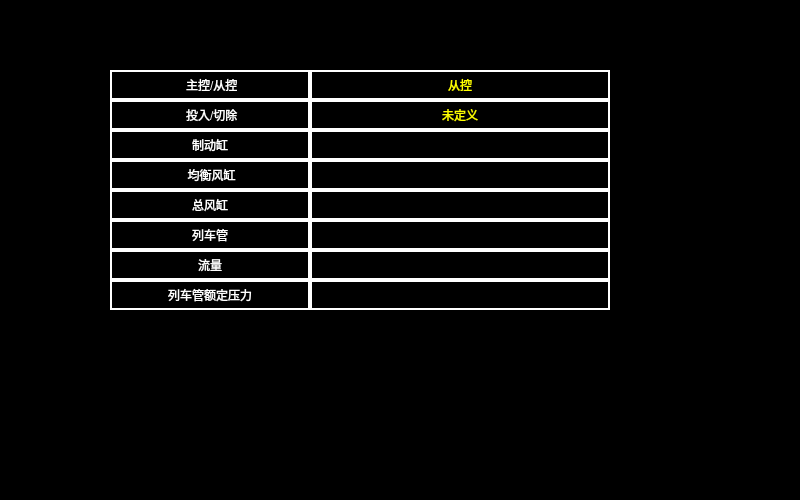
Before: the Qt Designer form devicedataairbrake.ui in isliulin/Plan85HMI, drawn with Qt 5.
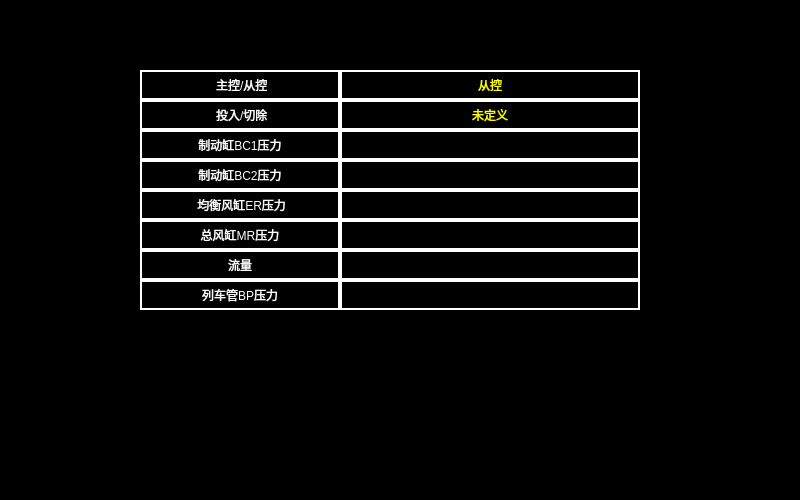
After: the same form once the commit is applied.

```diff
--- a/devicedataairbrake.ui
+++ b/devicedataairbrake.ui
@@ -36,14 +36,14 @@
   <widget class="QLabel" name="label2">
    <property name="geometry">
     <rect>
-     <x>110</x>
+     <x>140</x>
      <y>130</y>
      <width>200</width>
      <height>30</height>
     </rect>
    </property>
    <property name="text">
-    <string>制动缸</string>
+    <string>制动缸BC1压力</string>
    </property>
    <property name="alignment">
     <set>Qt::AlignCenter</set>
@@ -52,7 +52,7 @@
   <widget class="QLabel" name="label1">
    <property name="geometry">
     <rect>
-     <x>110</x>
+     <x>140</x>
      <y>100</y>
      <width>200</width>
      <height>30</height>
@@ -68,7 +68,7 @@
   <widget class="QLabel" name="label">
    <property name="geometry">
     <rect>
-     <x>110</x>
+     <x>140</x>
      <y>70</y>
      <width>200</width>
      <height>30</height>
@@ -84,14 +84,14 @@
   <widget class="QLabel" name="label3">
    <property name="geometry">
     <rect>
-     <x>110</x>
-     <y>160</y>
+     <x>140</x>
+     <y>190</y>
      <width>200</width>
      <height>30</height>
     </rect>
    </property>
    <property name="text">
-    <string> 均衡风缸</string>
+    <string> 均衡风缸ER压力</string>
    </property>
    <property name="alignment">
     <set>Qt::AlignCenter</set>
@@ -100,30 +100,14 @@
   <widget class="QLabel" name="label4">
    <property name="geometry">
     <rect>
-     <x>110</x>
-     <y>190</y>
-     <width>200</width>
-     <height>30</height>
-    </rect>
-   </property>
-   <property name="text">
-    <string>总风缸</string>
-   </property>
-   <property name="alignment">
-    <set>Qt::AlignCenter</set>
-   </property>
-  </widget>
-  <widget class="QLabel" name="label5">
-   <property name="geometry">
-    <rect>
-     <x>110</x>
+     <x>140</x>
      <y>220</y>
      <width>200</width>
      <height>30</height>
     </rect>
    </property>
    <property name="text">
-    <string>列车管</string>
+    <string>总风缸MR压力</string>
    </property>
    <property name="alignment">
     <set>Qt::AlignCenter</set>
@@ -132,14 +116,14 @@
   <widget class="QLabel" name="label7">
    <property name="geometry">
     <rect>
-     <x>110</x>
+     <x>140</x>
      <y>280</y>
      <width>200</width>
      <height>30</height>
     </rect>
    </property>
    <property name="text">
-    <string>列车管额定压力</string>
+    <string>列车管BP压力</string>
    </property>
    <property name="alignment">
     <set>Qt::AlignCenter</set>
@@ -148,7 +132,7 @@
   <widget class="QLabel" name="label6">
    <property name="geometry">
     <rect>
-     <x>110</x>
+     <x>140</x>
      <y>250</y>
      <width>200</width>
      <height>30</height>
@@ -164,7 +148,7 @@
   <widget class="QLabel" name="labelBrake">
    <property name="geometry">
     <rect>
-     <x>310</x>
+     <x>340</x>
      <y>130</y>
      <width>300</width>
      <height>30</height>
@@ -183,7 +167,7 @@
   <widget class="QLabel" name="label0">
    <property name="geometry">
     <rect>
-     <x>310</x>
+     <x>340</x>
      <y>70</y>
      <width>300</width>
      <height>30</height>
@@ -202,7 +186,7 @@
   <widget class="QLabel" name="labelRatedPress">
    <property name="geometry">
     <rect>
-     <x>310</x>
+     <x>340</x>
      <y>280</y>
      <width>300</width>
      <height>30</height>
@@ -221,8 +205,8 @@
   <widget class="QLabel" name="labelAveWind">
    <property name="geometry">
     <rect>
-     <x>310</x>
-     <y>160</y>
+     <x>340</x>
+     <y>190</y>
      <width>300</width>
      <height>30</height>
     </rect>
@@ -240,7 +224,7 @@
   <widget class="QLabel" name="labelFlow">
    <property name="geometry">
     <rect>
-     <x>310</x>
+     <x>340</x>
      <y>250</y>
      <width>300</width>
      <height>30</height>
@@ -259,7 +243,7 @@
   <widget class="QLabel" name="labelInputCut">
    <property name="geometry">
     <rect>
-     <x>310</x>
+     <x>340</x>
      <y>100</y>
      <width>300</width>
      <height>30</height>
@@ -278,12 +262,15 @@
   <widget class="QLabel" name="labelTrainPipe">
    <property name="geometry">
     <rect>
-     <x>310</x>
+     <x>340</x>
      <y>220</y>
      <width>300</width>
      <height>30</height>
     </rect>
    </property>
+   <property name="styleSheet">
+    <string notr="true">color:yellow;</string>
+   </property>
    <property name="text">
     <string/>
    </property>
@@ -294,8 +281,24 @@
   <widget class="QLabel" name="labelTotalWind">
    <property name="geometry">
     <rect>
-     <x>310</x>
-     <y>190</y>
+     <x>140</x>
+     <y>160</y>
+     <width>200</width>
+     <height>30</height>
+    </rect>
+   </property>
+   <property name="text">
+    <string>制动缸BC2压力</string>
+   </property>
+   <property name="alignment">
+    <set>Qt::AlignCenter</set>
+   </property>
+  </widget>
+  <widget class="QLabel" name="labelBC2">
+   <property name="geometry">
+    <rect>
+     <x>340</x>
+     <y>160</y>
      <width>300</width>
      <height>30</height>
     </rect>
```
Left out of the diff: 12 changed lines with no effect on the pictures.
